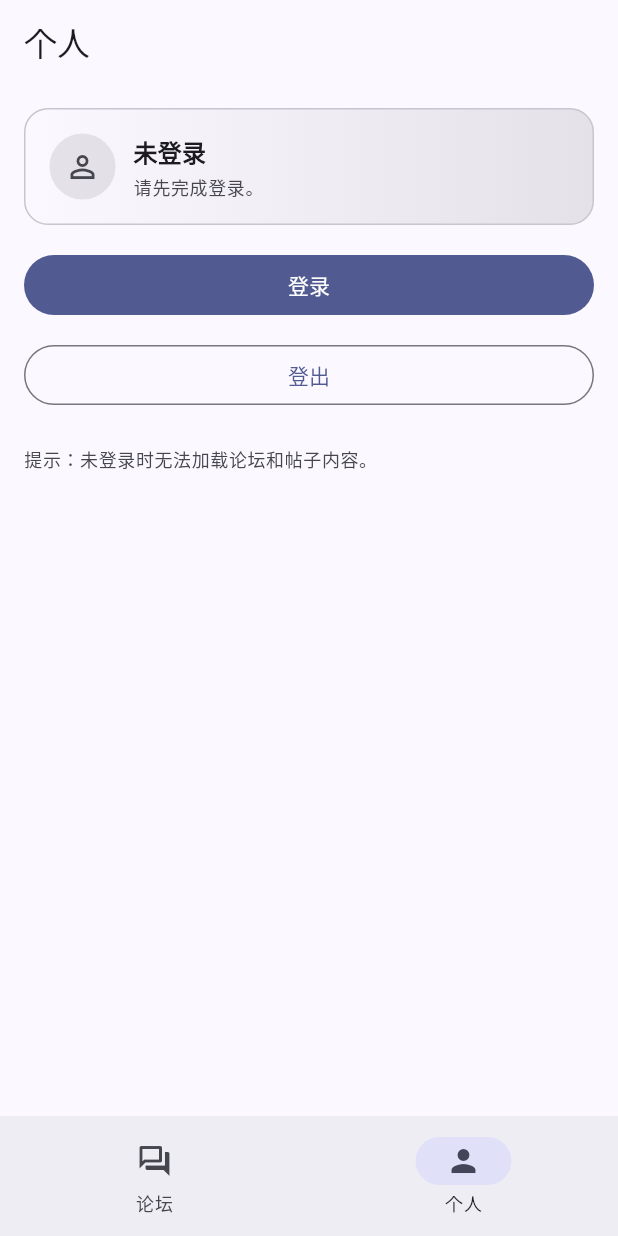
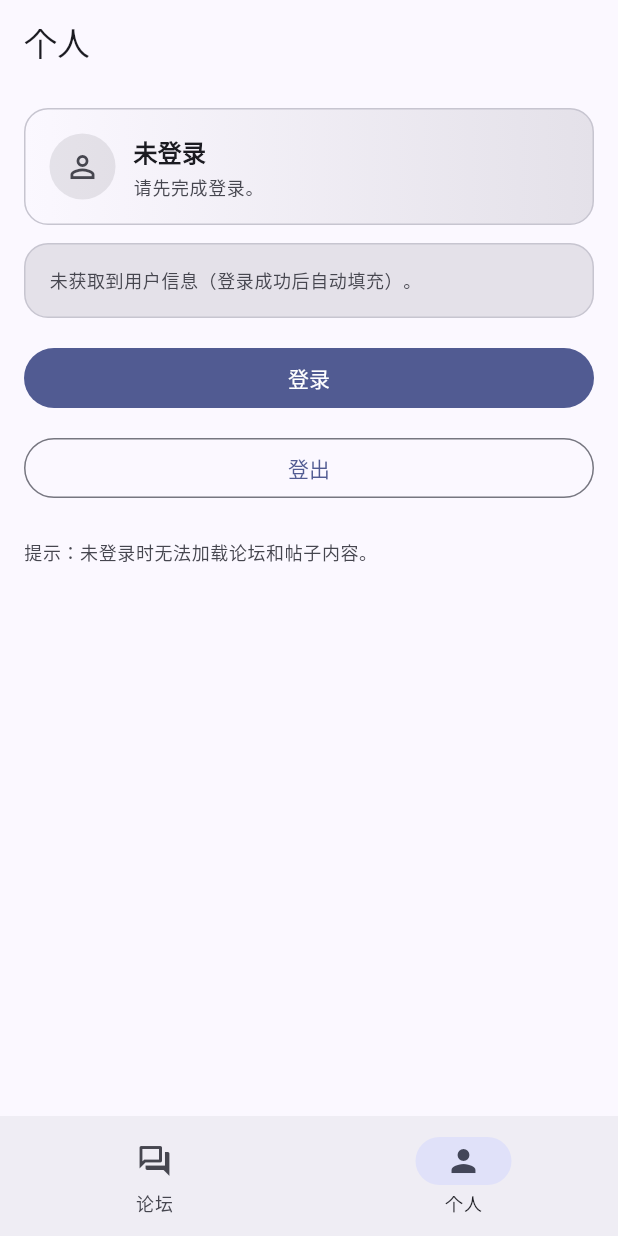
Before and after one commit to superQdsj/web_to_app, a Flutter app: the screen it shows after launch, item 2 of the bottom bar chosen, on a phone screen of 412 x 824 dp. Run offline on Flutter 3.47's test engine with Material 3 defaults, Android fonts, the phone set to English and light mode, and no system bars; our stand-ins replace shared_preferences, webview_flutter; missing offline and left inert: charset, webview_cookie_manager_plus, webview_flutter_android.

Commit message:
feat: Add user information capture from WebView login, store it in `NgaUserStore`, and display it on the profile screen.

```diff
--- a/nga_app/lib/screens/profile_screen.dart
+++ b/nga_app/lib/screens/profile_screen.dart
@@ -2,6 +2,7 @@ import 'package:flutter/material.dart';
 import 'package:webview_cookie_manager_plus/webview_cookie_manager_plus.dart';
 
 import '../src/auth/nga_cookie_store.dart';
+import '../src/auth/nga_user_store.dart';
 import 'login_webview_sheet.dart';
 
 class ProfileScreen extends StatefulWidget {
@@ -52,6 +53,7 @@ class _ProfileScreenState extends State<ProfileScreen> {
 
     NgaCookieStore.setCookie('');
     await NgaCookieStore.clearStorage();
+    NgaUserStore.clear();
     await WebviewCookieManager().clearCookies();
 
     if (!mounted) return;
@@ -73,6 +75,8 @@ class _ProfileScreenState extends State<ProfileScreen> {
         padding: const EdgeInsets.all(16),
         children: [
           _StatusCard(theme: theme),
+          const SizedBox(height: 12),
+          const _UserCard(),
           const SizedBox(height: 16),
           FilledButton(
             onPressed: _openLogin,
@@ -167,3 +171,80 @@ class _StatusCard extends StatelessWidget {
     );
   }
 }
+
+class _UserCard extends StatelessWidget {
+  const _UserCard();
+
+  @override
+  Widget build(BuildContext context) {
+    final theme = Theme.of(context);
+
+    return ValueListenableBuilder<NgaUserInfo?>(
+      valueListenable: NgaUserStore.user,
+      builder: (context, user, _) {
+        if (user == null) {
+          return Container(
+            padding: const EdgeInsets.all(16),
+            decoration: BoxDecoration(
+              borderRadius: BorderRadius.circular(16),
+              color: theme.colorScheme.surfaceContainerHighest,
+              border: Border.all(color: theme.colorScheme.outlineVariant),
+            ),
+            child: Text(
+              '未获取到用户信息（登录成功后自动填充）。',
+              style: theme.textTheme.bodySmall?.copyWith(
+                color: theme.colorScheme.onSurfaceVariant,
+              ),
+            ),
+          );
+        }
+
+        return Container(
+          padding: const EdgeInsets.all(16),
+          decoration: BoxDecoration(
+            borderRadius: BorderRadius.circular(16),
+            color: theme.colorScheme.surfaceContainerHighest,
+            border: Border.all(color: theme.colorScheme.outlineVariant),
+          ),
+          child: Row(
+            children: [
+              CircleAvatar(
+                radius: 22,
+                backgroundColor: theme.colorScheme.primaryContainer,
+                foregroundImage:
+                    user.avatarUrl == null ? null : NetworkImage(user.avatarUrl!),
+                child: user.avatarUrl == null
+                    ? Icon(
+                        Icons.person,
+                        color: theme.colorScheme.onPrimaryContainer,
+                      )
+                    : null,
+              ),
+              const SizedBox(width: 12),
+              Expanded(
+                child: Column(
+                  crossAxisAlignment: CrossAxisAlignment.start,
+                  children: [
+                    Text(
+                      user.username,
+                      maxLines: 1,
+                      overflow: TextOverflow.ellipsis,
+                      style: theme.textTheme.titleSmall,
+                    ),
+                    const SizedBox(height: 2),
+                    Text(
+                      'UID: ${user.uid}',
+                      style: theme.textTheme.bodySmall?.copyWith(
+                        color: theme.colorScheme.onSurfaceVariant,
+                      ),
+                    ),
+                  ],
+                ),
+              ),
+            ],
+          ),
+        );
+      },
+    );
+  }
+}
--- /dev/null
+++ b/nga_app/lib/src/auth/nga_user_store.dart
@@ -0,0 +1,46 @@
+import 'package:flutter/foundation.dart';
+
+@immutable
+class NgaUserInfo {
+  const NgaUserInfo({
+    required this.uid,
+    required this.username,
+    this.avatarUrl,
+  });
+
+  final int uid;
+  final String username;
+  final String? avatarUrl;
+
+  static NgaUserInfo? tryFromLoginSuccessJson(dynamic json) {
+    if (json is! Map) return null;
+
+    final uid = json['uid'];
+    final username = json['username'];
+    if (uid is! num || username is! String || username.trim().isEmpty) {
+      return null;
+    }
+
+    final avatar = json['avatar'];
+    return NgaUserInfo(
+      uid: uid.toInt(),
+      username: username,
+      avatarUrl: avatar is String && avatar.trim().isNotEmpty ? avatar : null,
+    );
+  }
+}
+
+class NgaUserStore {
+  NgaUserStore._();
+
+  static final ValueNotifier<NgaUserInfo?> user =
+      ValueNotifier<NgaUserInfo?>(null);
+
+  static bool get hasUser => user.value != null;
+
+  static void setUser(NgaUserInfo? newUser) {
+    user.value = newUser;
+  }
+
+  static void clear() => setUser(null);
+}
```
Also changed, not shown: nga_app/lib/screens/login_webview_sheet.dart (+63 -0 lines), 1 other file.
